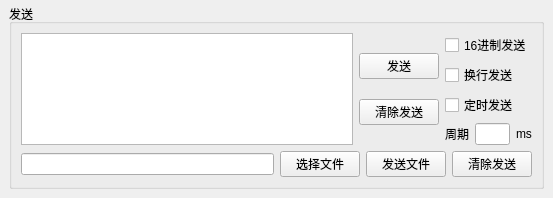
Old version of the form chuankou/widgetsendcommon.ui in the repository lsr123/SSCAN.
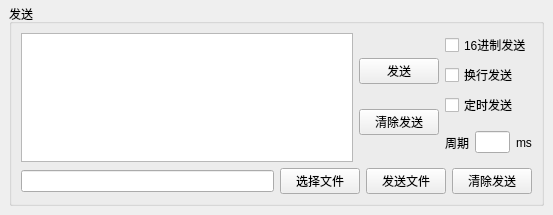
New version of the form.

Diff of the .ui file:
```diff
--- a/chuankou/widgetsendcommon.ui
+++ b/chuankou/widgetsendcommon.ui
@@ -7,7 +7,7 @@
     <x>0</x>
     <y>0</y>
     <width>553</width>
-    <height>170</height>
+    <height>215</height>
    </rect>
   </property>
   <property name="windowTitle">
```
